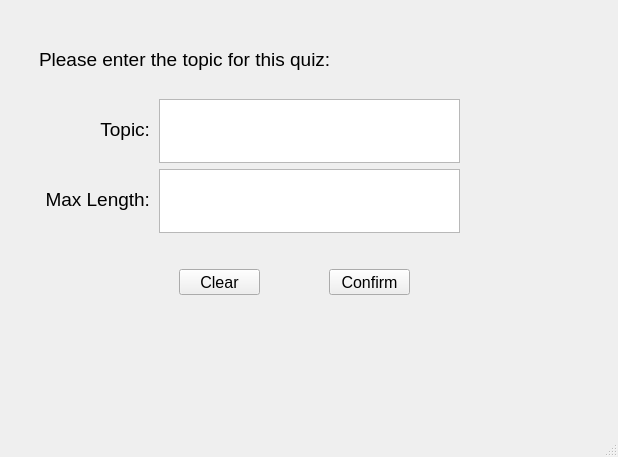
This is Quiz_GUI_QT.ui in MajBill/AI_Quiz_Gen as Qt 5 draws it before an edit. The edited form follows.
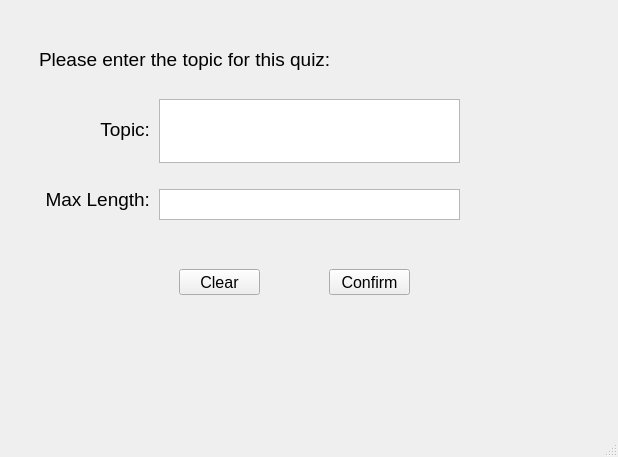
This is the edited form.

Commit message: early moring dump

```diff
--- a/Quiz_GUI_QT.ui
+++ b/Quiz_GUI_QT.ui
@@ -95,9 +95,9 @@
         <property name="geometry">
          <rect>
           <x>150</x>
-          <y>160</y>
+          <y>180</y>
           <width>301</width>
-          <height>64</height>
+          <height>31</height>
          </rect>
         </property>
        </widget>
```
Left out of the diff: 4 changed lines with no effect on the pictures. The commit also changes 2 other files.
